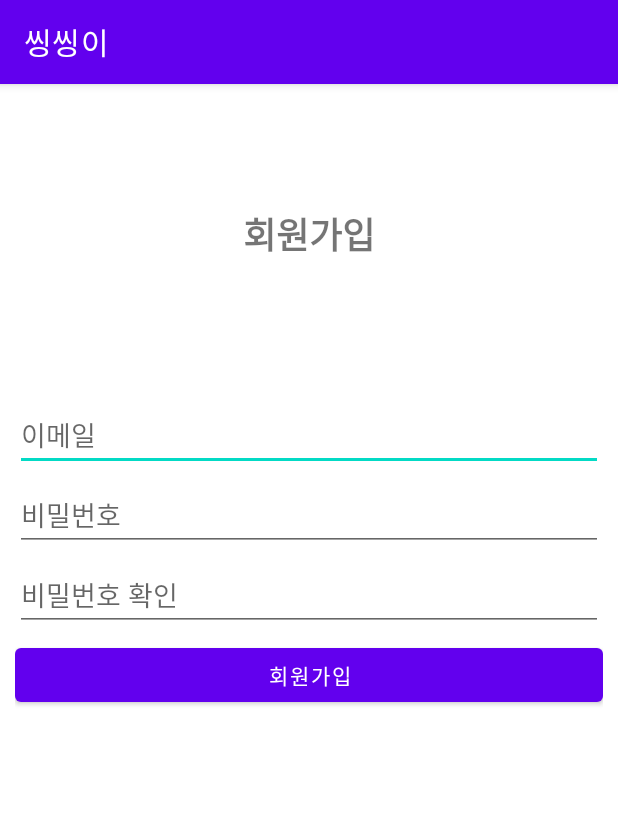
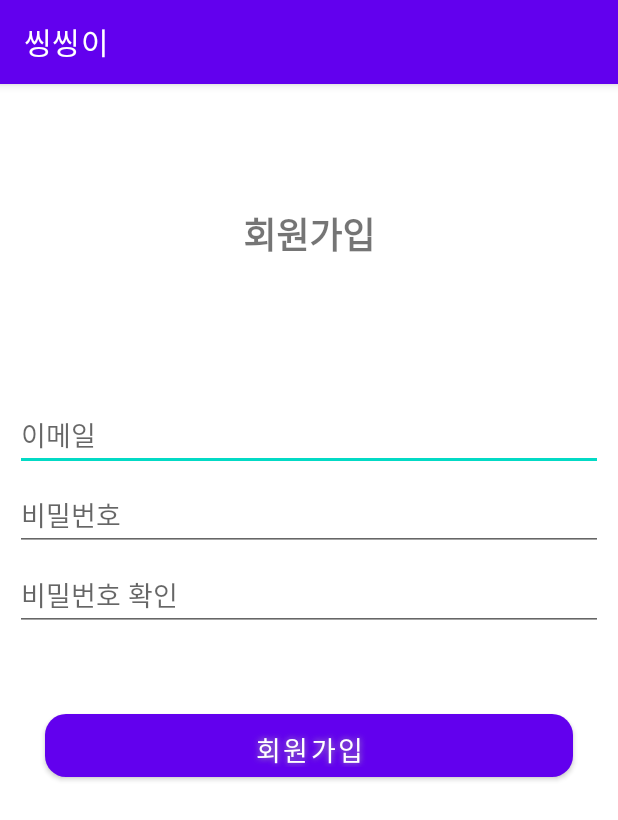
Before and after one commit to tndus77/HelmetDetect, an Android app: the Register screen opened directly, with no data from a screen before it, on a phone screen of 412 x 824 dp. Shown: the top 820 px of the screen. Run offline under Robolectric (Android 15) with nearby library versions, the phone set to English and light mode, and no system bars; our stand-ins replace Firebase (no records; nobody signed in at launch, a user with empty details on screens opened directly); Roboto replaces fonts that are not available here.

Commit message:
register button

```diff
--- a/app/src/main/java/com/example/myapp/MainActivity.java
+++ b/app/src/main/java/com/example/myapp/MainActivity.java
@@ -8,6 +8,7 @@ import android.util.Log;
 import android.view.MenuItem;
 import android.view.Menu;
 import android.view.View;
+import android.view.WindowManager;
 import android.widget.TextView;
 
 import com.example.myapp.ui.home.HomeFragment;
@@ -39,6 +40,8 @@ public class MainActivity extends AppCompatActivity implements NavigationView.On
     @Override
     protected void onCreate(Bundle savedInstanceState) {
         super.onCreate(savedInstanceState);
+        getWindow().setFlags(WindowManager.LayoutParams.FLAG_FULLSCREEN,
+                WindowManager.LayoutParams.FLAG_FULLSCREEN);
         permissionCheck();
         Toolbar toolbar = (Toolbar) findViewById(R.id.toolbar);
         binding = ActivityMainBinding.inflate(getLayoutInflater());
--- a/app/src/main/res/layout/login.xml
+++ b/app/src/main/res/layout/login.xml
@@ -36,18 +36,18 @@
             android:id="@+id/login_email"
             android:layout_width="match_parent"
             android:layout_height="wrap_content"
-            android:hint="@string/email" />
+            android:hint="이메일"/>
 
         <EditText
             android:id="@+id/login_password"
             android:layout_width="match_parent"
             android:layout_height="wrap_content"
-            android:hint="@string/password" />
+            android:hint="비밀번호" />
 
         <Button
             android:id="@+id/login_button"
             android:layout_width="match_parent"
-            android:layout_height="42dp"
+            android:layout_height="40dp"
             android:layout_marginLeft="20dp"
             android:layout_marginTop="50dp"
             android:layout_marginRight="20dp"
--- a/app/src/main/res/layout/register.xml
+++ b/app/src/main/res/layout/register.xml
@@ -49,8 +49,20 @@
         <Button
             android:id="@+id/signUpButton"
             android:layout_width="match_parent"
-            android:layout_height="wrap_content"
-            android:text="회원가입" />
+            android:layout_height="42dp"
+            android:layout_marginLeft="20dp"
+            android:layout_marginTop="50dp"
+            android:layout_marginRight="20dp"
+            android:layout_marginBottom="30dp"
+            android:textColor="#FFFFFF"
+            android:text="회원가입"
+            android:textSize="18sp"
+            android:background="@drawable/buttonshape"
+            android:shadowColor="#A8A8A8"
+            android:shadowDx="0"
+            android:shadowDy="0"
+            android:shadowRadius="5"
+            android:elevation="20dp"/>
 
     </LinearLayout>
 </LinearLayout>
```
Also changed, not shown: app/src/main/res/values/style.xml (+8 -1 lines).
